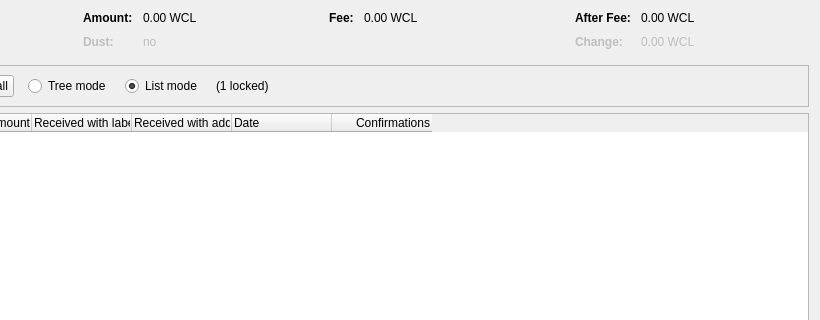
Above: src/qt/forms/coincontroldialog.ui from vpubchain/vircle-core before the change; both pictures show x 180 to 1000 and y 0 to 320 of the 1000 by 500 pixel window. Below: the same form after it.
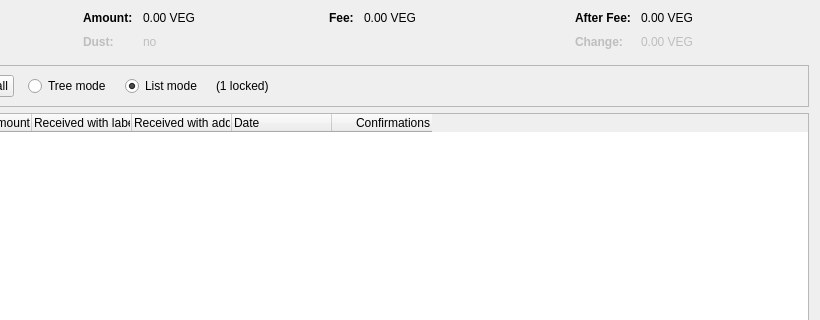
That is the form after the change. Custom widgets are drawn as their Qt base class.

The edit to the form file:
```diff
--- a/src/qt/forms/coincontroldialog.ui
+++ b/src/qt/forms/coincontroldialog.ui
@@ -132,7 +132,7 @@
           <enum>Qt::ActionsContextMenu</enum>
          </property>
          <property name="text">
-          <string notr="true">0.00 WCL</string>
+          <string notr="true">0.00 VEG</string>
          </property>
          <property name="textInteractionFlags">
           <set>Qt::LinksAccessibleByMouse|Qt::TextSelectableByKeyboard|Qt::TextSelectableByMouse</set>
@@ -212,7 +212,7 @@
           <enum>Qt::ActionsContextMenu</enum>
          </property>
          <property name="text">
-          <string notr="true">0.00 WCL</string>
+          <string notr="true">0.00 VEG</string>
          </property>
          <property name="textInteractionFlags">
           <set>Qt::LinksAccessibleByMouse|Qt::TextSelectableByKeyboard|Qt::TextSelectableByMouse</set>
@@ -257,7 +257,7 @@
           <enum>Qt::ActionsContextMenu</enum>
          </property>
          <property name="text">
-          <string notr="true">0.00 WCL</string>
+          <string notr="true">0.00 VEG</string>
          </property>
          <property name="textInteractionFlags">
           <set>Qt::LinksAccessibleByMouse|Qt::TextSelectableByKeyboard|Qt::TextSelectableByMouse</set>
@@ -292,7 +292,7 @@
           <enum>Qt::ActionsContextMenu</enum>
          </property>
          <property name="text">
-          <string notr="true">0.00 WCL</string>
+          <string notr="true">0.00 VEG</string>
          </property>
          <property name="textInteractionFlags">
           <set>Qt::LinksAccessibleByMouse|Qt::TextSelectableByKeyboard|Qt::TextSelectableByMouse</set>
```
